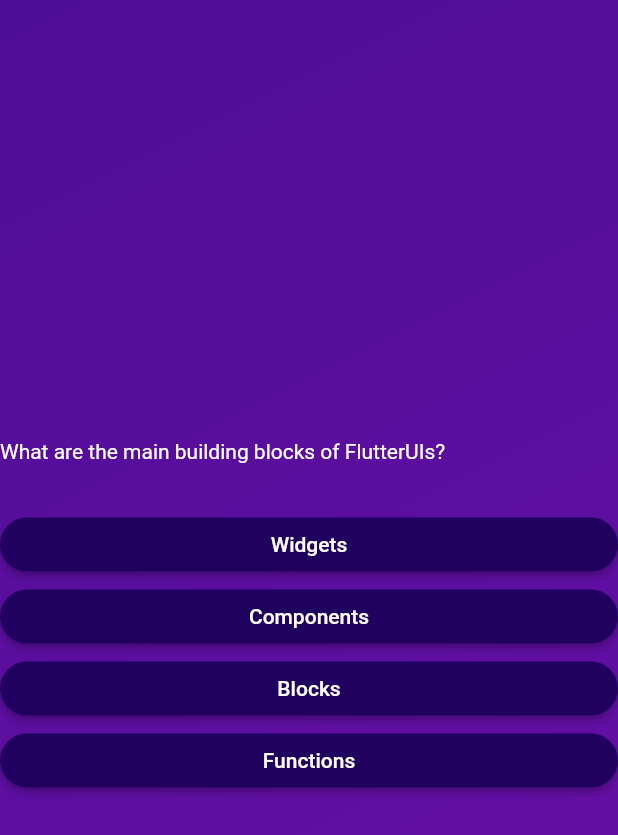
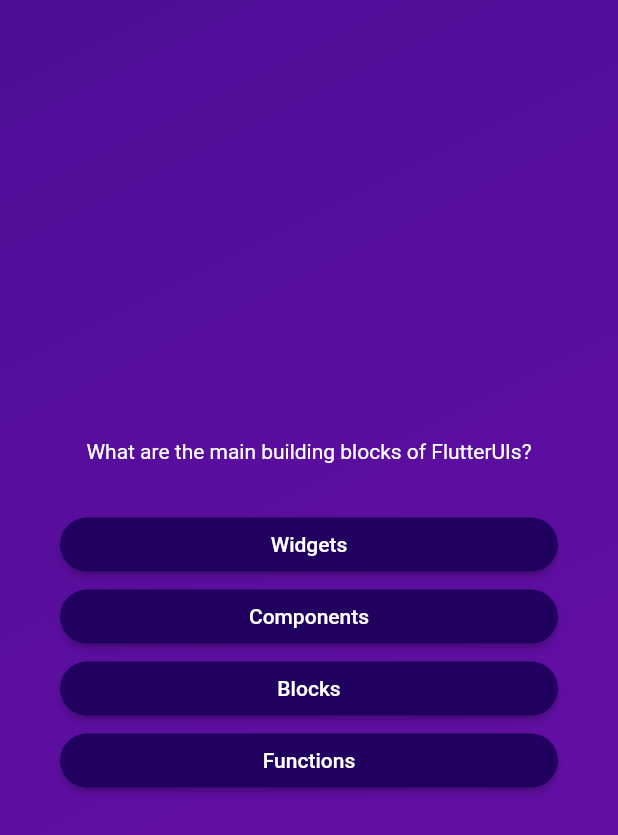
Before and after one commit to Kazumna/QuizApp, a Flutter app: the screen it shows after launch, after a tap on "Start Quiz", on a phone screen of 412 x 824 dp. Shown: the top 835 px of the screen. Run offline on Flutter 3.47's test engine with Material 2 defaults, Android fonts, the phone set to English and light mode, and no system bars.

Commit message:
margin and padding stuffs

```diff
--- a/lib/questions_screen.dart
+++ b/lib/questions_screen.dart
@@ -16,6 +16,8 @@ class _QuestionsScreenState extends State<QuestionsScreen> {
 
     return SizedBox(
       width: double.infinity,
+      child: Container(
+        margin: const EdgeInsets.symmetric(horizontal: 40),
         child: Column(
           mainAxisAlignment: MainAxisAlignment.center,
           ///Stretching items to fill the width
@@ -23,6 +25,7 @@ class _QuestionsScreenState extends State<QuestionsScreen> {
           children: [
             Text(
              currentQuestion.text,
+              textAlign: TextAlign.center,
               style: const TextStyle(
                 color: Colors.white,
               ),
@@ -40,6 +43,7 @@ class _QuestionsScreenState extends State<QuestionsScreen> {
             AnswerButton(answerText: currentQuestion.answers[3], onTap: () {}),*/
           ],
         ),
+      ),
     );
   }
 }
```
Lines whose indentation alone changed are shown as unchanged.
